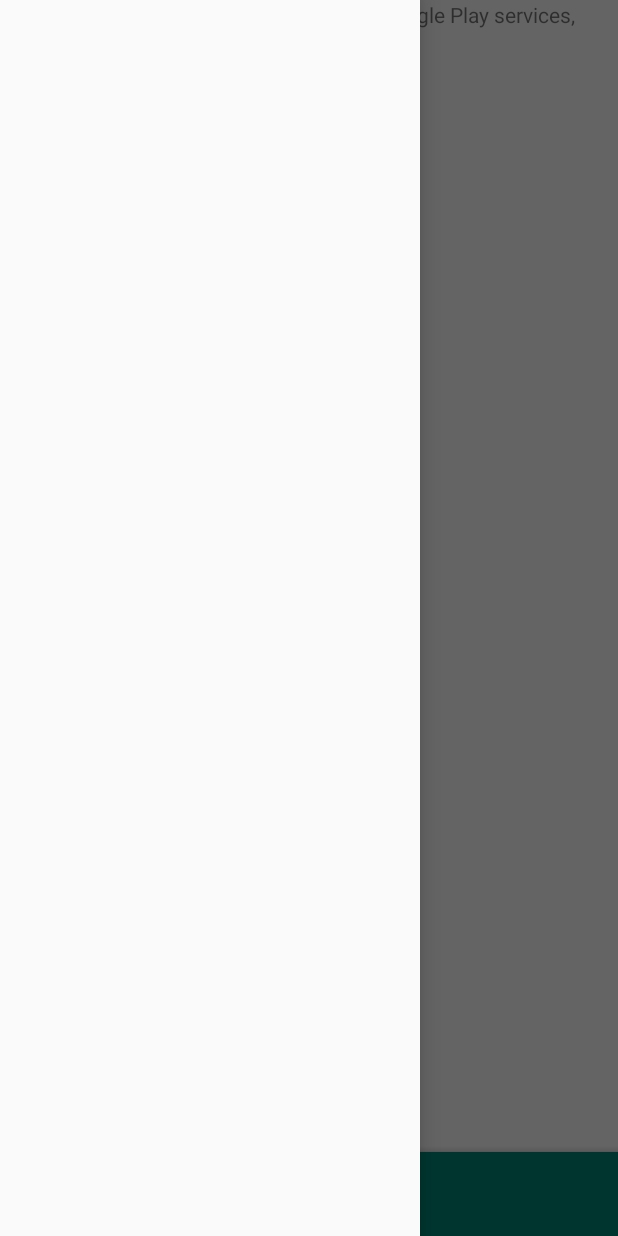
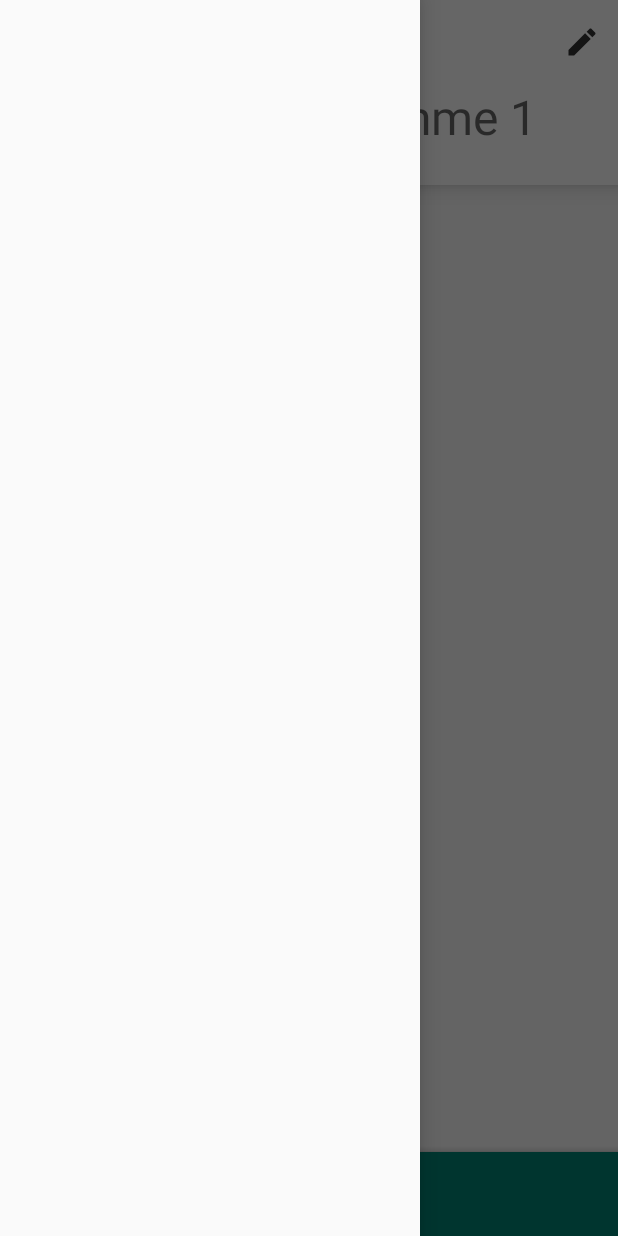
Before and after one commit to mobimeo/android-gps-recorder, an Android app: the RecordFragment screen opened through its navigation route, with the side drawer open, on a phone screen of 412 x 824 dp. Run offline under Robolectric (Android 15) with nearby library versions, the phone set to English and light mode, and no system bars; our stand-ins replace Room's generated code, navigation-ui; 1 statement that could not run was skipped.

```diff
--- a/app/src/main/java/com/moovel/gpsrecorderplayer/ui/record/RecordFragment.kt
+++ b/app/src/main/java/com/moovel/gpsrecorderplayer/ui/record/RecordFragment.kt
@@ -5,6 +5,8 @@ import android.os.Bundle
 import android.support.v4.app.Fragment
 import android.support.v7.app.AppCompatActivity
 import android.view.LayoutInflater
+import android.view.Menu
+import android.view.MenuInflater
 import android.view.View
 import android.view.ViewGroup
 import com.google.android.gms.maps.GoogleMap
@@ -14,6 +16,11 @@ import com.moovel.gpsrecorderplayer.R
 
 class RecordFragment : Fragment(), OnMapReadyCallback {
     private lateinit var viewModel: RecordViewModel
+
+    override fun onCreate(savedInstanceState: Bundle?) {
+        super.onCreate(savedInstanceState)
+        setHasOptionsMenu(true)
+    }
 
     override fun onCreateView(inflater: LayoutInflater, container: ViewGroup?,
                               savedInstanceState: Bundle?): View {
@@ -34,4 +41,9 @@ class RecordFragment : Fragment(), OnMapReadyCallback {
         viewModel = ViewModelProviders.of(this).get(RecordViewModel::class.java)
         // TODO: Use the ViewModel
     }
+
+    override fun onCreateOptionsMenu(menu: Menu?, inflater: MenuInflater?) {
+        inflater?.inflate(R.menu.edit, menu)
+        super.onCreateOptionsMenu(menu, inflater)
+    }
 }
--- /dev/null
+++ b/app/src/main/res/drawable/ic_edit_black_24dp.xml
@@ -0,0 +1,9 @@
+<vector xmlns:android="http://schemas.android.com/apk/res/android"
+        android:width="24dp"
+        android:height="24dp"
+        android:viewportWidth="24.0"
+        android:viewportHeight="24.0">
+    <path
+        android:fillColor="#333"
+        android:pathData="M3,17.25V21h3.75L17.81,9.94l-3.75,-3.75L3,17.25zM20.71,7.04c0.39,-0.39 0.39,-1.02 0,-1.41l-2.34,-2.34c-0.39,-0.39 -1.02,-0.39 -1.41,0l-1.83,1.83 3.75,3.75 1.83,-1.83z"/>
+</vector>
--- /dev/null
+++ b/app/src/main/res/menu/edit.xml
@@ -0,0 +1,11 @@
+<?xml version="1.0" encoding="utf-8"?>
+<menu xmlns:android="http://schemas.android.com/apk/res/android"
+    xmlns:app="http://schemas.android.com/apk/res-auto">
+
+    <item
+        android:id="@+id/edit"
+        android:icon="@drawable/ic_edit_black_24dp"
+        android:title="Edit"
+        app:showAsAction="ifRoom" />
+
+</menu>
--- a/app/src/main/res/values/colors.xml
+++ b/app/src/main/res/values/colors.xml
@@ -1,6 +1,6 @@
 <?xml version="1.0" encoding="utf-8"?>
 <resources>
     <color name="colorPrimary">#008577</color>
-    <color name="colorPrimaryDark">#00574B</color>
+    <color name="colorPrimaryDark">#f6f6f6</color>
     <color name="colorAccent">#D81B60</color>
 </resources>
--- a/app/src/main/res/values/styles.xml
+++ b/app/src/main/res/values/styles.xml
@@ -7,6 +7,7 @@
         <item name="colorPrimaryDark">@color/colorPrimaryDark</item>
         <item name="colorAccent">@color/colorAccent</item>
         <item name="android:navigationBarColor">@color/colorPrimary</item>
+        <item name="android:windowLightStatusBar">true</item>
     </style>
 
 </resources>
```
Also changed, not shown: app/src/main/res/layout/record_fragment.xml (+22 -1 lines).
